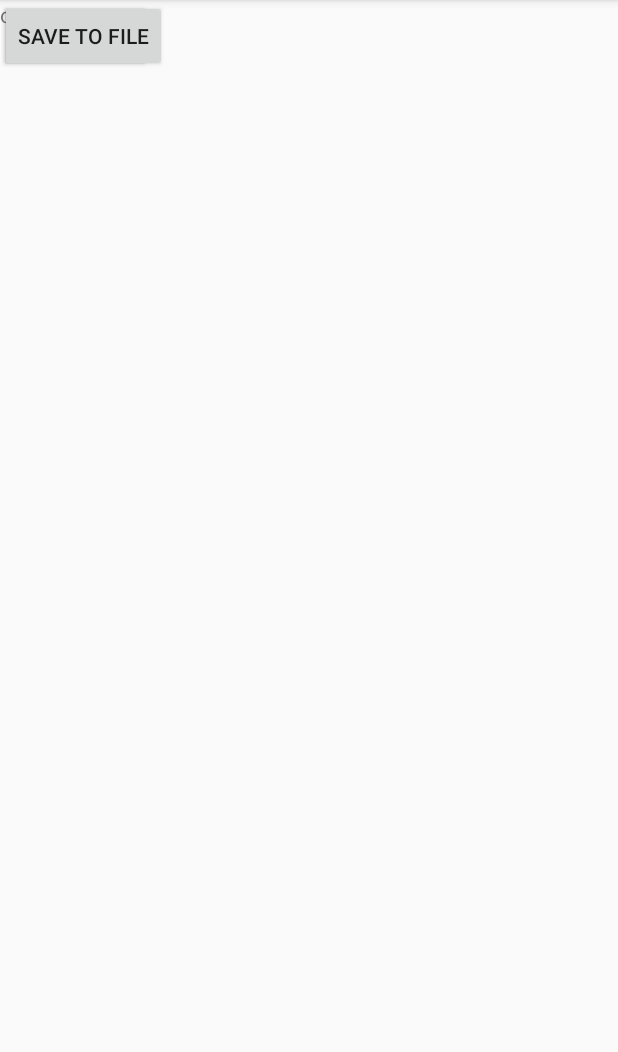
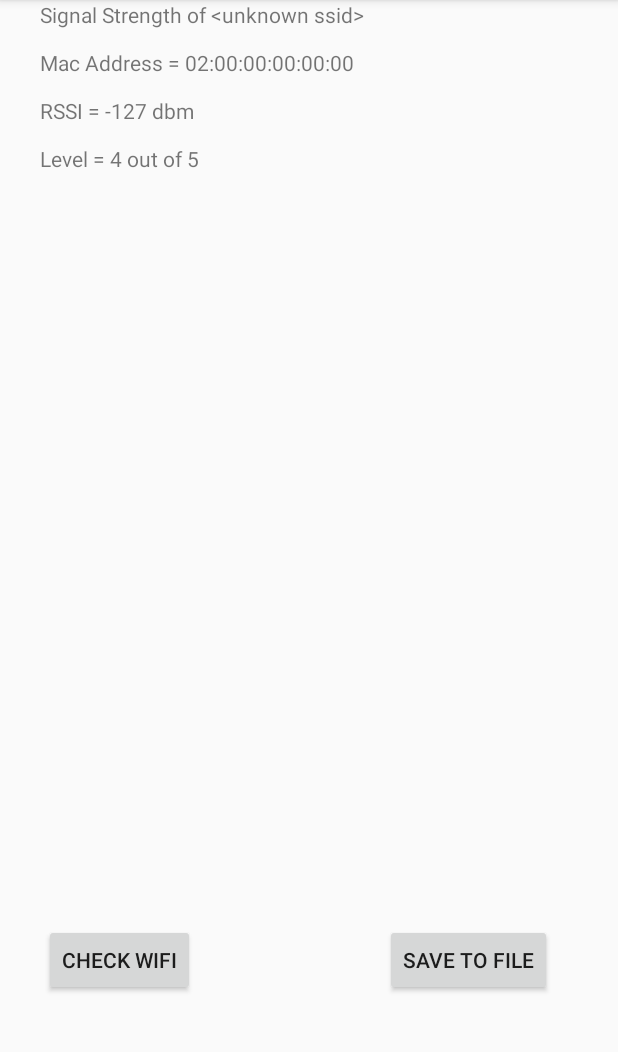
Before and after one commit to RAJTAPASE/wifi_analyzer2, an Android app: the screen it shows after launch (MainActivity), on a phone screen of 412 x 824 dp, the part 84-1136 px from its top. Run offline under Robolectric (Android 15) with nearby library versions, the phone set to English and light mode, and no system bars.

Commit message:
working project

```diff
--- a/app/src/main/AndroidManifest.xml
+++ b/app/src/main/AndroidManifest.xml
@@ -1,6 +1,9 @@
 <?xml version="1.0" encoding="utf-8"?>
 <manifest xmlns:android="http://schemas.android.com/apk/res/android"
     package="com.example.wifi_analyzer">
+    <uses-permission android:name="android.permission.ACCESS_WIFI_STATE"/>
+    <uses-permission android:name="android.permission.WRITE_EXTERNAL_STORAGE"/>
+    <uses-permission android:name="android.permission.READ_EXTERNAL_STORAGE" />
 
     <application
         android:allowBackup="true"
@@ -18,4 +21,5 @@
         </activity>
     </application>
 
+
 </manifest>
--- a/app/src/main/java/com/example/wifi_analyzer/MainActivity.java
+++ b/app/src/main/java/com/example/wifi_analyzer/MainActivity.java
@@ -18,10 +18,8 @@ import java.io.OutputStreamWriter;
 import java.util.Calendar;
 import java.util.Date;
 
+
 public class MainActivity extends AppCompatActivity {
-    private WifiManager wifiManager;
-    private ListView listView;
-    private int size=0;
 
     TextView st;
     Button bt;
@@ -30,9 +28,9 @@ public class MainActivity extends AppCompatActivity {
 
     @Override
     protected void onCreate(Bundle savedInstanceState) {
-
         super.onCreate(savedInstanceState);
         setContentView(R.layout.activity_main);
+
         st = (TextView)findViewById(R.id.output);
 
         bt = (Button)findViewById(R.id.check_wifi);
@@ -41,7 +39,7 @@ public class MainActivity extends AppCompatActivity {
         bt.setOnClickListener(new View.OnClickListener() {
             @Override
             public void onClick(View view) {
-                display_output();
+                disp();
 
             }
         });
@@ -49,7 +47,7 @@ public class MainActivity extends AppCompatActivity {
         store.setOnClickListener(new View.OnClickListener(){
             @Override
             public void onClick(View view){
-                savet_to_file();
+                savetofile();
 
             }
         });
@@ -58,8 +56,8 @@ public class MainActivity extends AppCompatActivity {
 
         final Runnable r = new Runnable() {
             public void run() {
-                dispplay_output();
-                save_to_file();
+                disp();
+                savetofile();
                 handler.postDelayed(this, 60000);
             }
         };
@@ -67,7 +65,7 @@ public class MainActivity extends AppCompatActivity {
         handler.postDelayed(r, 1000);
     }
     // Strength calc and display
-    private void display_output(){
+    private void disp(){
         WifiManager wifiManager = (WifiManager) this.getApplicationContext().getSystemService(Context.WIFI_SERVICE);
         int rssi = wifiManager.getConnectionInfo().getRssi();
         int level = WifiManager.calculateSignalLevel(rssi,5);
--- a/app/src/main/res/layout/activity_main.xml
+++ b/app/src/main/res/layout/activity_main.xml
@@ -10,17 +10,25 @@
         android:id="@+id/check_wifi"
         android:layout_width="wrap_content"
         android:layout_height="wrap_content"
+        android:layout_marginStart="61dp"
+        android:layout_marginEnd="63dp"
+        android:layout_marginBottom="104dp"
         android:text="Check WIFI"
-        tools:layout_editor_absoluteX="61dp"
-        tools:layout_editor_absoluteY="579dp" />
+        app:layout_constraintBottom_toBottomOf="parent"
+        app:layout_constraintEnd_toStartOf="@+id/file_save"
+        app:layout_constraintStart_toStartOf="parent" />
 
     <Button
         android:id="@+id/file_save"
         android:layout_width="wrap_content"
         android:layout_height="wrap_content"
+        android:layout_marginStart="63dp"
+        android:layout_marginEnd="76dp"
+        android:layout_marginBottom="104dp"
         android:text="save to file"
-        tools:layout_editor_absoluteX="224dp"
-        tools:layout_editor_absoluteY="579dp" />
+        app:layout_constraintBottom_toBottomOf="parent"
+        app:layout_constraintEnd_toEndOf="parent"
+        app:layout_constraintStart_toEndOf="@+id/check_wifi" />
 
     <TextView
         android:id="@+id/output"
```
